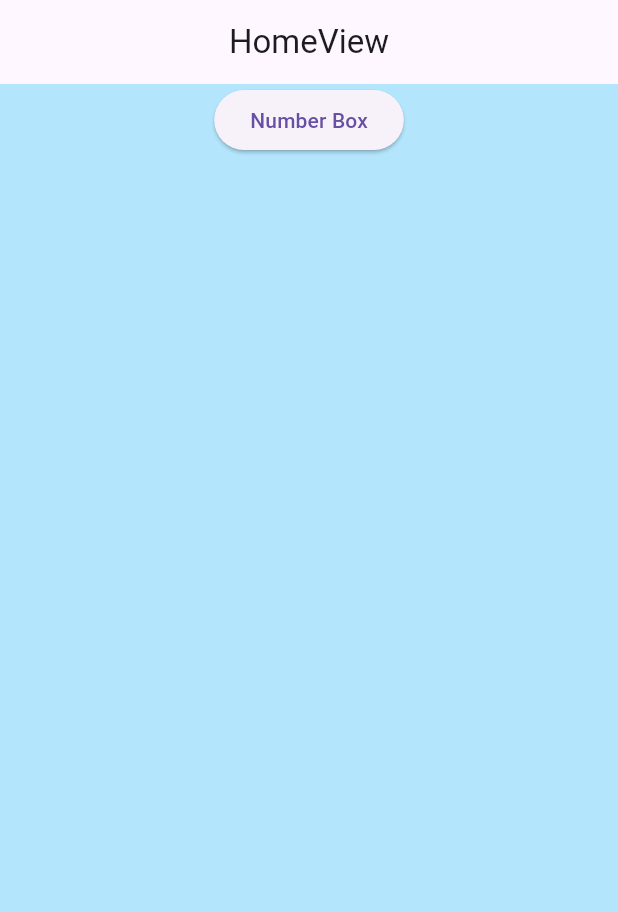
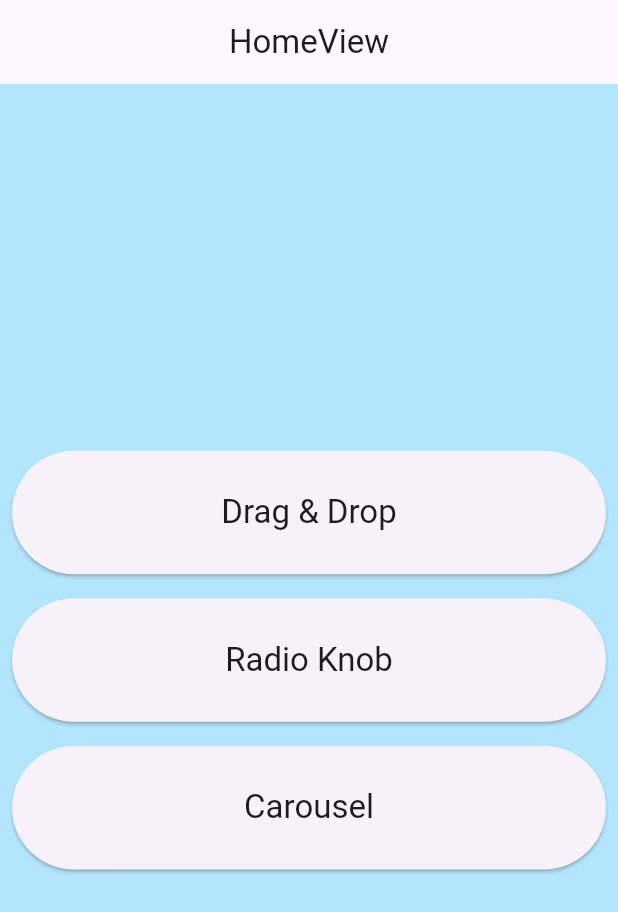
Before and after one commit to yeetologist/Number-Scaler, a Flutter app: the screen it shows after launch, on a phone screen of 412 x 824 dp. Shown: the top 912 px of the screen. Run offline on Flutter 3.47's test engine with Material 3 defaults, Android fonts, the phone set to English and light mode, and no system bars; our stand-ins replace get.

Commit message:
chore: follow dart

```diff
--- a/lib/app/modules/home/views/home_view.dart
+++ b/lib/app/modules/home/views/home_view.dart
@@ -3,6 +3,7 @@ import 'package:flutter/material.dart';
 import 'package:get/get.dart';
 import 'package:number_scale/app/modules/home/views/widgets/menu_item.dart';
 import 'package:number_scale/app/routes/app_pages.dart';
+import 'package:number_scale/app/utils/constant.dart';
 
 import '../controllers/home_controller.dart';
 
@@ -15,20 +16,30 @@ class HomeView extends GetView<HomeController> {
         title: const Text('HomeView'),
         centerTitle: true,
       ),
-      body: Center(
-        child: Column(
+      body: Column(
+        mainAxisAlignment: MainAxisAlignment.center,
         crossAxisAlignment: CrossAxisAlignment.center,
-          mainAxisSize: MainAxisSize.max,
         children: [
           MenuItem(
-              name: 'Number Box',
+            name: 'Drag & Drop',
             onClick: () {
-                Get.toNamed(Routes.BOX);
+              Get.toNamed(Routes.box, arguments: {'control': Control.drag});
+            },
+          ),
+          MenuItem(
+            name: 'Radio Knob',
+            onClick: () {
+              Get.toNamed(Routes.box, arguments: {'control': Control.knob});
+            },
+          ),
+          MenuItem(
+            name: 'Carousel',
+            onClick: () {
+              Get.toNamed(Routes.box, arguments: {'control': Control.carousel});
             },
           ),
         ],
       ),
-      ),
     );
   }
 }
--- a/lib/app/modules/home/views/widgets/menu_item.dart
+++ b/lib/app/modules/home/views/widgets/menu_item.dart
@@ -7,9 +7,19 @@ class MenuItem extends StatelessWidget {
 
   @override
   Widget build(BuildContext context) {
-    return ElevatedButton(
-      onPressed: onClick,
-      child: Text(name),
+    return Padding(
+      padding: const EdgeInsets.all(8.0),
+      child: SizedBox(
+        width: MediaQuery.of(context).size.width,
+        height: MediaQuery.of(context).size.height * 0.1,
+        child: ElevatedButton(
+          onPressed: onClick,
+          child: Text(
+            name,
+            style: Theme.of(context).textTheme.titleLarge,
+          ),
+        ),
+      ),
     );
   }
 }
--- a/lib/app/routes/app_pages.dart
+++ b/lib/app/routes/app_pages.dart
@@ -10,16 +10,16 @@ part 'app_routes.dart';
 class AppPages {
   AppPages._();
 
-  static const INITIAL = Routes.HOME;
+  static const initial = Routes.home;
 
   static final routes = [
     GetPage(
-      name: _Paths.HOME,
+      name: _Paths.home,
       page: () => const HomeView(),
       binding: HomeBinding(),
     ),
     GetPage(
-      name: _Paths.BOX,
+      name: _Paths.box,
       page: () => const BoxView(),
       binding: BoxBinding(),
     ),
--- a/lib/app/routes/app_routes.dart
+++ b/lib/app/routes/app_routes.dart
@@ -3,12 +3,12 @@ part of 'app_pages.dart';
 
 abstract class Routes {
   Routes._();
-  static const HOME = _Paths.HOME;
-  static const BOX = _Paths.BOX;
+  static const home = _Paths.home;
+  static const box = _Paths.box;
 }
 
 abstract class _Paths {
   _Paths._();
-  static const HOME = '/home';
-  static const BOX = '/box';
+  static const home = '/home';
+  static const box = '/box';
 }
--- a/lib/main.dart
+++ b/lib/main.dart
@@ -8,7 +8,7 @@ void main() {
   runApp(
     GetMaterialApp(
       title: "Application",
-      initialRoute: AppPages.INITIAL,
+      initialRoute: AppPages.initial,
       getPages: AppPages.routes,
       debugShowCheckedModeBanner: false,
       theme: ThemeData(scaffoldBackgroundColor: const Color(0xFFB3E5FC)),
```
Also changed, not shown: lib/app/modules/home/controllers/home_controller.dart (+1 -21 lines). Lines whose indentation alone changed are shown as unchanged.
